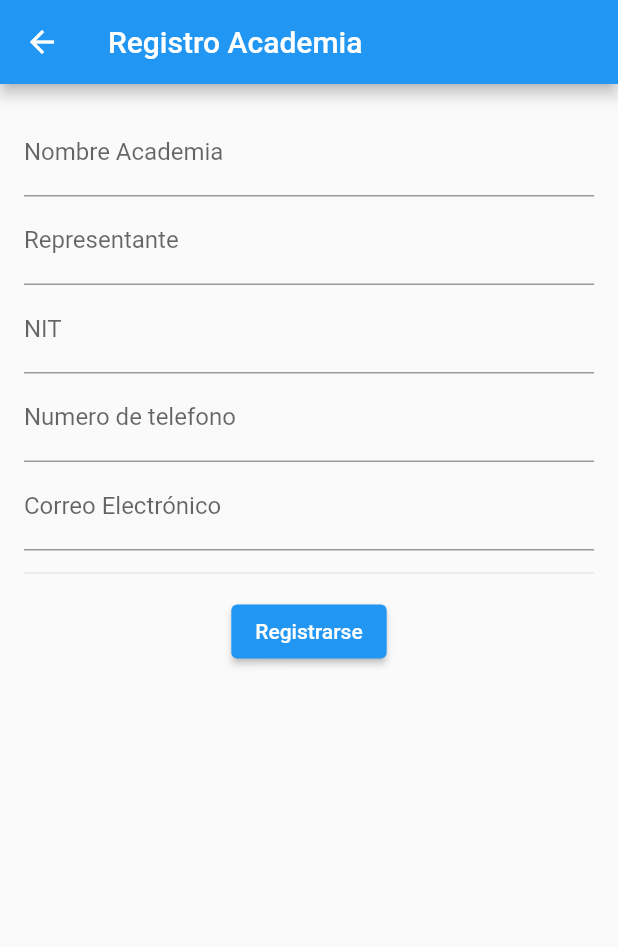
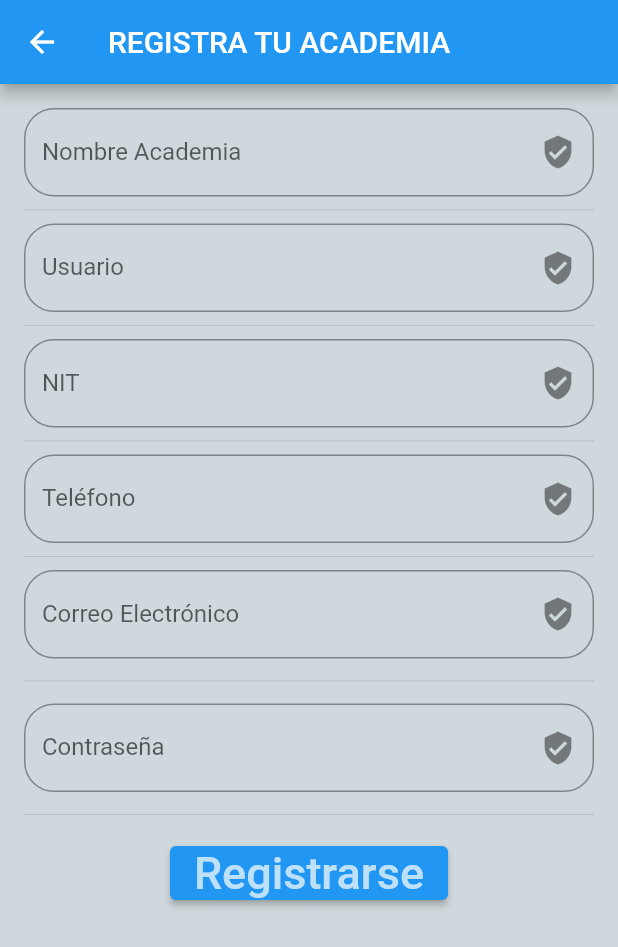
Before and after one commit to tonyoc21/DanceIn, a Flutter app: the MyHomePage screen opened by its route, on a phone screen of 412 x 824 dp. Shown: the top 947 px of the screen. Run offline on Flutter 3.47's test engine with Material 2 defaults, Android fonts, the light colour scheme and no system bars.

Commit message:
Funcionalidad Avance V2

```diff
--- a/lib/main.dart
+++ b/lib/main.dart
@@ -1,8 +1,8 @@
 import 'package:flutter/material.dart';
 import 'package:flutter_application_1/src/Init.dart';
 import 'package:flutter_application_1/src/Login.dart';
-import 'package:flutter_application_1/src/My_Home_Page.dart';
-import 'package:flutter_application_1/src/Second_Home_Page.dart';
+import 'package:flutter_application_1/src/Registro.dart';
+import 'package:flutter_application_1/src/ViewDate.dart';
 
 void main() {
   runApp(MyApp());
--- a/lib/src/Login.dart
+++ b/lib/src/Login.dart
@@ -1,4 +1,6 @@
 import 'package:flutter/material.dart';
+
+import 'ViewDate.dart';
 
 class LoginForm extends StatefulWidget {
   LoginForm({Key key}) : super(key: key);
@@ -7,12 +9,23 @@ class LoginForm extends StatefulWidget {
   _LoginFormState createState() => _LoginFormState();
 }
 
+//Inicia sesión
 class _LoginFormState extends State<LoginForm> {
   String nombre;
+  String usuario;
+  String usuarioGuardado;
+  String contrasenaGuardada;
+  String telefono;
+  String nit;
   String email;
   String contrasena;
   @override
   Widget build(BuildContext context) {
+    //Leer los datos desde registo
+    IniciarSesionArguments argumentos =
+        ModalRoute.of(context).settings.arguments;
+
+    //Crea el inicio de sesión
     return Scaffold(
       backgroundColor: Colors.blueGrey[100],
       body: ListView(
@@ -22,13 +35,17 @@ class _LoginFormState extends State<LoginForm> {
             mainAxisAlignment: MainAxisAlignment.center,
             children: [
               CircleAvatar(
-                radius: 100.0,
-                backgroundColor: Colors.grey,
-                // backgroundImage: AssetImage('xxx.png'),
+                radius: 80.0,
+                backgroundColor: Colors.blueGrey[100],
+                child: Container(
+                    child: Image.asset("images/user.png", fit: BoxFit.cover)),
               ),
               Text(
-                "Login",
-                style: TextStyle(fontSize: 50.0),
+                "Inicia Sesión",
+                style: TextStyle(fontSize: 40.0),
+              ),
+              Divider(
+                height: 18.0,
               ),
               SizedBox(
                 width: 160.0,
@@ -56,21 +73,6 @@ class _LoginFormState extends State<LoginForm> {
                 height: 18.0,
               ),
               TextField(
-                decoration: InputDecoration(
-                    hintText: 'Correo',
-                    labelText: 'Correo',
-                    suffixIcon: Icon(Icons.alternate_email),
-                    border: OutlineInputBorder(
-                      borderRadius: BorderRadius.circular(20.0),
-                    )),
-                onSubmitted: (valor) {
-                  email = valor;
-                },
-              ),
-              Divider(
-                height: 18.0,
-              ),
-              TextField(
                 enableInteractiveSelection: false,
                 obscureText: true,
                 decoration: InputDecoration(
@@ -91,12 +93,20 @@ class _LoginFormState extends State<LoginForm> {
                 // ignore: deprecated_member_use
                 child: FlatButton(
                   hoverColor: Colors.lightBlue,
-                  onPressed: () {},
+                  onPressed: () {
+                    nombre = argumentos.nombre;
+                    usuarioGuardado = argumentos.usuario;
+                    telefono = argumentos.celular;
+                    nit = argumentos.nit;
+                    email = argumentos.email;
+                    contrasenaGuardada = argumentos.contrasena;
+                    _showSecondPage(context);
+                  },
                   child: Text(
                     'Ingresar',
                     style: TextStyle(
                       color: Colors.white70,
-                      fontSize: 30.0,
+                      fontSize: 40.0,
                     ),
                   ),
                   color: Colors.lightBlueAccent,
@@ -108,4 +118,31 @@ class _LoginFormState extends State<LoginForm> {
       ),
     );
   }
+
+//Pasa dato a ViewDate para mostrarlos
+  void _showSecondPage(BuildContext context) {
+    Navigator.of(context).pushNamed("/second",
+        arguments: SecondPageArguments(
+            nombre: this.nombre,
+            usuario: this.usuarioGuardado,
+            nit: this.nit,
+            celular: this.telefono,
+            email: this.email));
+  }
 }
+
+class IniciarSesionArguments {
+  String nombre;
+  String usuario;
+  String nit;
+  String celular;
+  String email;
+  String contrasena;
+  IniciarSesionArguments(
+      {this.nombre,
+      this.usuario,
+      this.nit,
+      this.celular,
+      this.email,
+      this.contrasena});
+}
--- a/lib/src/My_Home_Page.dart
+++ /dev/null
@@ -1,124 +0,0 @@
-import 'package:flutter/material.dart';
-
-import 'Second_Home_Page.dart';
-
-class MyHomePage extends StatefulWidget {
-  @override
-  _MyHomePageState createState() => _MyHomePageState();
-}
-
-class _MyHomePageState extends State<MyHomePage> {
-  String nameValue;
-  String representanteValue;
-  String nitValue;
-  String celularValue;
-  String emailValue;
-
-  final nameTextController = TextEditingController();
-  final representanteTextController = TextEditingController();
-  final nitTextController = TextEditingController();
-  final celularTextController = TextEditingController();
-  final emailTextController = TextEditingController();
-
-  final formkey = GlobalKey<FormState>();
-
-  @override
-  Widget build(BuildContext context) {
-    return Scaffold(
-      appBar: AppBar(
-        title: Text("Registro Academia"),
-      ),
-      body: SingleChildScrollView(
-        child: Padding(
-          padding: const EdgeInsets.all(16.0),
-          child: Form(
-            key: formkey,
-            child: Column(
-              children: <Widget>[
-                TextFormField(
-                    controller: nameTextController,
-                    decoration: InputDecoration(labelText: "Nombre Academia"),
-                    onSaved: (value) {
-                      nameValue = value;
-                    },
-                    // ignore: missing_return
-                    validator: (value) => value.isEmpty ? 'Campo vacio' : null),
-                TextFormField(
-                    controller: representanteTextController,
-                    decoration: InputDecoration(labelText: "Representante"),
-                    onSaved: (value) {
-                      representanteValue = value;
-                    },
-                    validator: (value) => value.isEmpty ? 'Campo vacio' : null),
-                TextFormField(
-                    controller: nitTextController,
-                    decoration: InputDecoration(labelText: "NIT"),
-                    onSaved: (value) {
-                      nitValue = value;
-                    },
-                    validator: (value) => value.isEmpty ? 'Campo vacio' : null),
-                TextFormField(
-                    controller: celularTextController,
-                    decoration:
-                        InputDecoration(labelText: "Numero de telefono"),
-                    keyboardType: TextInputType.phone,
-                    onSaved: (value) {
-                      celularValue = value;
-                    },
-                    validator: (value) => value.isEmpty ? 'Campo vacio' : null),
-                TextFormField(
-                    controller: emailTextController,
-                    decoration:
-                        InputDecoration(labelText: "Correo Electrónico"),
-                    keyboardType: TextInputType.emailAddress,
-                    onSaved: (value) {
-                      emailValue = value;
-                    },
-                    validator: (value) => value.isEmpty ? 'Campo vacio' : null),
-                Divider(
-                  height: 30.0,
-                ),
-                ElevatedButton(
-                  child: Text("Registrarse"),
-                  onPressed: () {
-                    final form = formkey.currentState;
-                    if (form.validate()) {
-                      form.save();
-                      showDialog(
-                        context: context,
-                        builder: (context) => AlertDialog(
-                          title: Text('Registro exitoso'),
-                          content: Text('Registro exitoso'),
-                          actions: <Widget>[
-                            TextButton(
-                                child: Text('ok'),
-                                onPressed: () {
-                                  _showSecondPage(context);
-                                }),
-                          ],
-                        ),
-                      );
-                    }
-                  },
-                ),
-              ],
-            ),
-          ),
-        ),
-      ),
-    );
-  }
-
-  void _showSecondPage(BuildContext context) {
-    if (formkey.currentState.validate()) {
-      formkey.currentState.save();
-    }
-    Navigator.of(context).pushNamed("/second",
-        arguments: SecondPageArguments(
-            name: this.nameValue,
-            representante: this.representanteValue,
-            nit: this.nitValue,
-            celular: this.celularValue,
-            email: this.emailValue));
-  }
-}
--- /dev/null
+++ b/lib/src/Registro.dart
@@ -0,0 +1,193 @@
+import 'package:flutter/material.dart';
+
+import 'Login.dart';
+
+class MyHomePage extends StatefulWidget {
+  @override
+  _MyHomePageState createState() => _MyHomePageState();
+}
+
+// Crear campos de texto para el registro de la academia,
+//  guardar datos para iniciar sesión
+class _MyHomePageState extends State<MyHomePage> {
+  String nameValue;
+  String usuarioValue;
+  String nitValue;
+  String celularValue;
+  String emailValue;
+  String passwordValue;
+
+  final nameTextController = TextEditingController();
+  final usuarioTextController = TextEditingController();
+  final nitTextController = TextEditingController();
+  final celularTextController = TextEditingController();
+  final emailTextController = TextEditingController();
+  final passwordTextController = TextEditingController();
+
+  final formkey = GlobalKey<FormState>();
+
+  @override
+  Widget build(BuildContext context) {
+    return Scaffold(
+      backgroundColor: Colors.blueGrey[100],
+      appBar: AppBar(
+        title: Text("REGISTRA TU ACADEMIA"),
+      ),
+      body: SingleChildScrollView(
+        child: Padding(
+          padding: const EdgeInsets.all(16.0),
+          child: Form(
+            key: formkey,
+            child: Column(
+              children: <Widget>[
+                TextFormField(
+                    controller: nameTextController,
+                    decoration: InputDecoration(
+                        hintText: 'Nombre Academia',
+                        labelText: 'Nombre Academia',
+                        suffixIcon: Icon(Icons.verified_user),
+                        border: OutlineInputBorder(
+                          borderRadius: BorderRadius.circular(20.0),
+                        )),
+                    onSaved: (value) {
+                      nameValue = value;
+                    },
+                    // ignore: missing_return
+                    validator: (value) => value.isEmpty ? 'Campo vacio' : null),
+                Divider(
+                  height: 18.0,
+                ),
+                TextFormField(
+                    controller: usuarioTextController,
+                    decoration: InputDecoration(
+                        hintText: 'Usuario',
+                        labelText: 'Usuario',
+                        suffixIcon: Icon(Icons.verified_user),
+                        border: OutlineInputBorder(
+                          borderRadius: BorderRadius.circular(20.0),
+                        )),
+                    onSaved: (value) {
+                      usuarioValue = value;
+                    },
+                    validator: (value) => value.isEmpty ? 'Campo vacio' : null),
+                Divider(
+                  height: 18.0,
+                ),
+                TextFormField(
+                    controller: nitTextController,
+                    decoration: InputDecoration(
+                        hintText: 'NIT',
+                        labelText: 'NIT',
+                        suffixIcon: Icon(Icons.verified_user),
+                        border: OutlineInputBorder(
+                          borderRadius: BorderRadius.circular(20.0),
+                        )),
+                    onSaved: (value) {
+                      nitValue = value;
+                    },
+                    validator: (value) => value.isEmpty ? 'Campo vacio' : null),
+                Divider(
+                  height: 18.0,
+                ),
+                TextFormField(
+                    controller: celularTextController,
+                    decoration: InputDecoration(
+                        hintText: 'Teléfono',
+                        labelText: 'Teléfono',
+                        suffixIcon: Icon(Icons.verified_user),
+                        border: OutlineInputBorder(
+                          borderRadius: BorderRadius.circular(20.0),
+                        )),
+                    keyboardType: TextInputType.phone,
+                    onSaved: (value) {
+                      celularValue = value;
+                    },
+                    validator: (value) => value.isEmpty ? 'Campo vacio' : null),
+                Divider(
+                  height: 18.0,
+                ),
+                TextFormField(
+                    controller: emailTextController,
+                    decoration: InputDecoration(
+                        hintText: 'Correo Electrónico',
+                        labelText: 'Correo Electrónico',
+                        suffixIcon: Icon(Icons.verified_user),
+                        border: OutlineInputBorder(
+                          borderRadius: BorderRadius.circular(20.0),
+                        )),
+                    keyboardType: TextInputType.emailAddress,
+                    onSaved: (value) {
+                      emailValue = value;
+                    },
+                    validator: (value) => value.isEmpty ? 'Campo vacio' : null),
+                Divider(
+                  height: 30.0,
+                ),
+                TextFormField(
+                    enableInteractiveSelection: false,
+                    obscureText: true,
+                    controller: passwordTextController,
+                    decoration: InputDecoration(
+                        hintText: 'Contraseña',
+                        labelText: 'Contraseña',
+                        suffixIcon: Icon(Icons.verified_user),
+                        border: OutlineInputBorder(
+                          borderRadius: BorderRadius.circular(20.0),
+                        )),
+                    onSaved: (value) {
+                      passwordValue = value;
+                    },
+                    validator: (value) => value.isEmpty ? 'Campo vacio' : null),
+                Divider(
+                  height: 30.0,
+                ),
+                ElevatedButton(
+                  child: Text(
+                    "Registrarse",
+                    style: TextStyle(
+                      color: Colors.white70,
+                      fontSize: 30.0,
+                    ),
+                  ),
+                  //Se genera un alert el cual indica si el registro fue guardado con exito
+                  onPressed: () {
+                    final form = formkey.currentState;
+                    if (form.validate()) {
+                      form.save();
+                      showDialog(
+                        context: context,
+                        builder: (context) => AlertDialog(
+                          title: Text('Registro exitoso'),
+                          content: Text('Iniciar Sesión'),
+                          actions: <Widget>[
+                            TextButton(
+                                child: Text('Inicia Sesión'),
+                                onPressed: () {
+                                  _showIniciarSesion(context);
+                                }),
+                          ],
+                        ),
+                      );
+                    }
+                  },
+                ),
+              ],
+            ),
+          ),
+        ),
+      ),
+    );
+  }
+
+  // Se trasfiere los datos guardados al login
+  void _showIniciarSesion(BuildContext context) {
+    Navigator.of(context).pushNamed("/login",
+        arguments: IniciarSesionArguments(
+            nombre: this.nameValue,
+            usuario: this.usuarioValue,
+            nit: this.nitValue,
+            celular: this.celularValue,
+            email: this.emailValue,
+            contrasena: this.passwordValue));
+  }
+}
--- a/lib/src/Second_Home_Page.dart
+++ /dev/null
@@ -1,37 +0,0 @@
-import 'package:flutter/material.dart';
-
-class SecondPage extends StatelessWidget {
-  const SecondPage({Key key}) : super(key: key);
-
-  @override
-  Widget build(BuildContext context) {
-    SecondPageArguments arguments = ModalRoute.of(context).settings.arguments;
-    return Scaffold(
-      appBar: AppBar(
-        title: Text("Registrado"),
-      ),
-      body: Center(
-        child: Column(
-          mainAxisAlignment: MainAxisAlignment.center,
-          children: <Widget>[
-            Text("Nombre Academia:" + arguments.name),
-            Text("Representante:" + arguments.representante),
-            Text("NIT" + arguments.nit),
-            Text("Celular:" + arguments.celular),
-            Text("Email:" + arguments.email),
-          ],
-        ),
-      ),
-    );
-  }
-}
-
-class SecondPageArguments {
-  String name;
-  String representante;
-  String nit;
-  String celular;
-  String email;
-  SecondPageArguments(
-      {this.name, this.representante, this.nit, this.celular, this.email});
-}
--- a/pubspec.yaml
+++ b/pubspec.yaml
@@ -45,8 +45,8 @@ flutter:
   uses-material-design: true
 
   # To add assets to your application, add an assets section, like this:
-  # assets:
-  #   - images/a_dot_burr.jpeg
+  assets:
+     - images/
   #   - images/a_dot_ham.jpeg
 
   # An image asset can refer to one or more resolution-specific "variants", see
```
Also changed, not shown: lib/src/Init.dart (+16 -33 lines), lib/src/ViewDate.dart (added, +55 -0 lines), images/imagen.jpg (added), images/imagen2.png (added), images/imagen3.jpg (added), images/imagen4.jpg (added), images/user.png (added), images/usuario.png (added).
